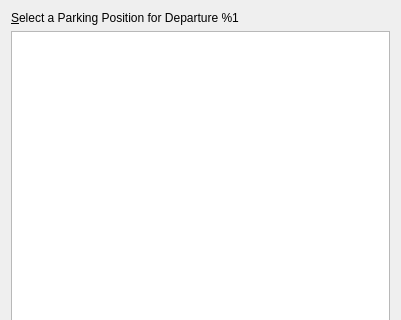
First picture: the form in src/route/parkingdialog.ui, repository albar965/littlenavmap, before the edit; both pictures show x 0 to 401 and y 0 to 320 of the 401 by 604 pixel window.
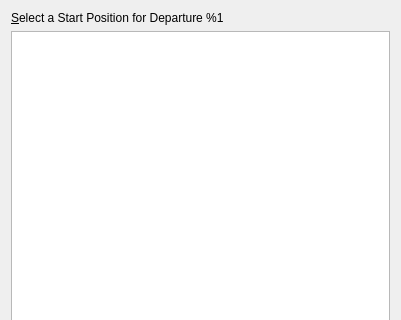
Second picture: the form after the edit.

Commit message: Fixed problem with wrong start positions. Added runway and helipad to parking selection dialog. Changed database configuration to load start positions.

What changed in the file:
```diff
--- a/src/route/parkingdialog.ui
+++ b/src/route/parkingdialog.ui
@@ -17,7 +17,7 @@
    <item>
     <widget class="QLabel" name="labelSelectParking">
      <property name="text">
-      <string>&amp;Select a Parking Position for Departure %1</string>
+      <string>&amp;Select a Start Position for Departure %1</string>
      </property>
      <property name="wordWrap">
       <bool>true</bool>
```
Left out of the diff: 2 changed lines with no effect on the pictures. The commit also changes 19 other files.
